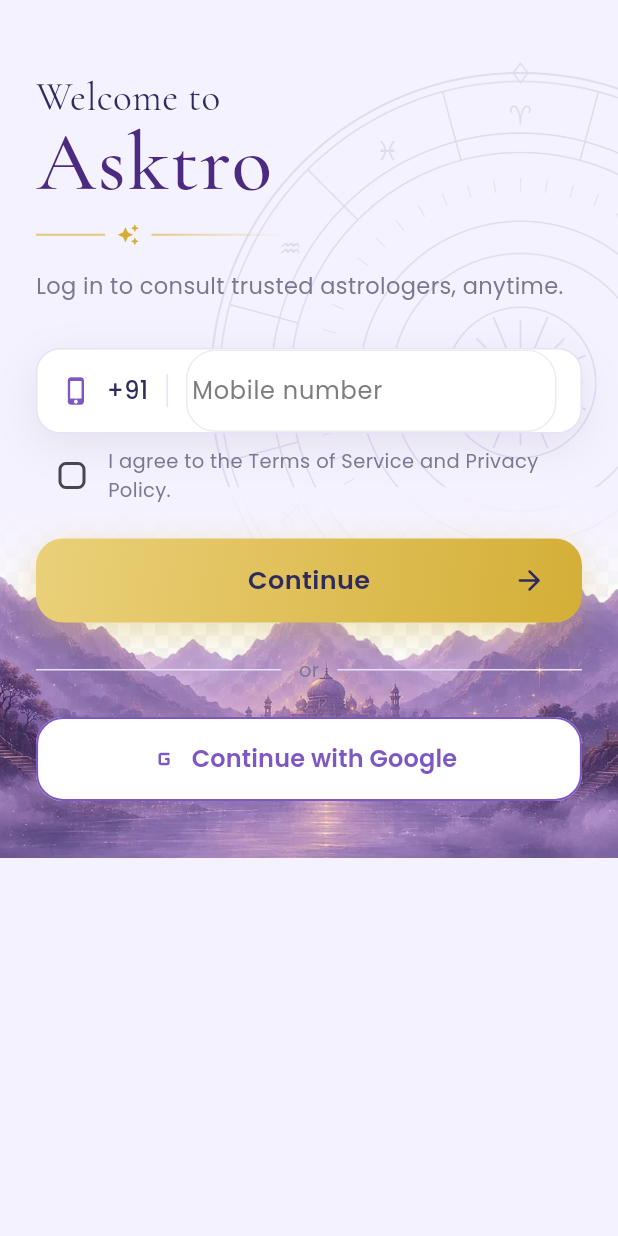
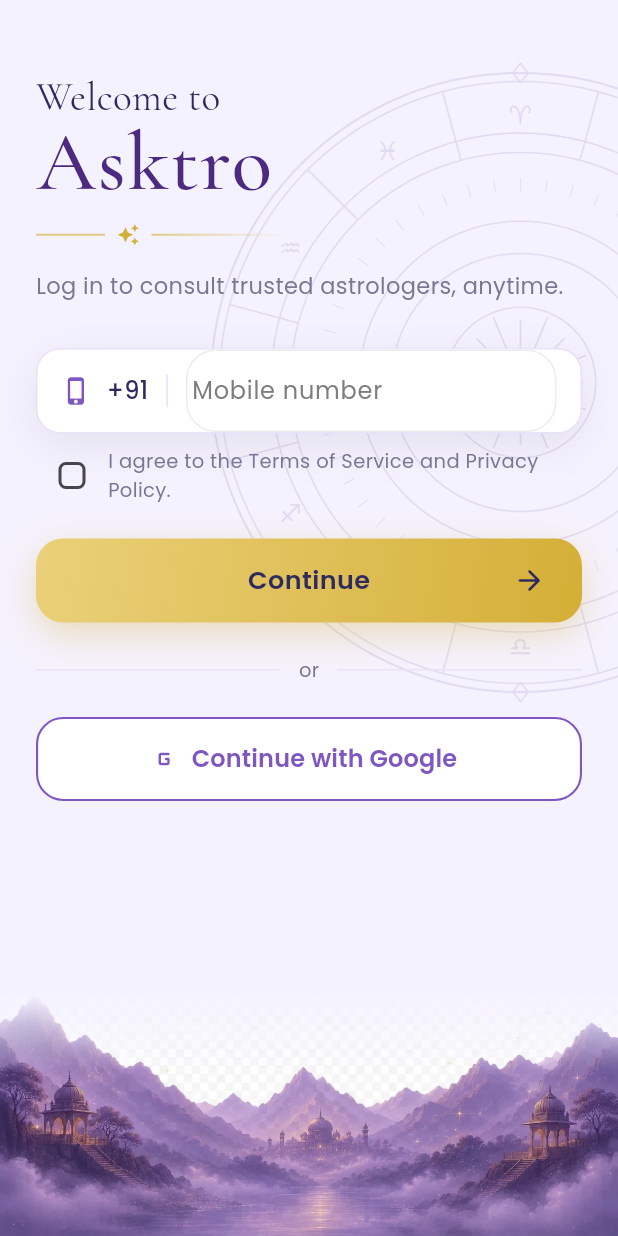
Before and after one commit to aaddrriisshh-dev/Asktro, a Flutter app: the screen it shows after launch, on a phone screen of 412 x 824 dp. Run offline on Flutter 3.47's test engine with Material 3 defaults, Android fonts, the phone set to English and light mode, and no system bars; our stand-ins replace cloud_firestore, cloud_functions, connectivity_plus, equatable, firebase_analytics, firebase_auth and 11 more; missing offline and left inert: razorpay_flutter; accounts and stored records are empty.

Commit message:
Login: fix scenery anchoring (root cause) + flatten asset opaque
Root cause of the floating scenery: the login Stack shrink-wrapped to the
scrolling form (its only non-positioned child), so Positioned(bottom: 0)
anchored to the FORM's bottom (~mid screen), not the screen bottom. Every
prior scenery tweak was cosmetic because the container itself was short.

Fix: Stack(fit: StackFit.expand) so it fills the screen and bottom: 0 means
the real bottom edge. Also flatten scenery_base onto the #F5F2FF background
(no alpha) so there is zero transparency -> no checkerboard band; its top
blends into the page. Render it at full width flush on the bottom.

Co-Authored-By: Claude Opus 4.8 <noreply@anthropic.com>
Claude-Session: https://claude.ai/code/session_01WRrriC1w7QS5YfDnWvnAQM

```diff
--- a/apps/customer/lib/features/auth/login_screen.dart
+++ b/apps/customer/lib/features/auth/login_screen.dart
@@ -89,6 +89,10 @@ class _LoginScreenState extends ConsumerState<LoginScreen> {
     return Scaffold(
       backgroundColor: Ob.bgColor,
       body: Stack(
+        // Expand to the full screen so Positioned(bottom: 0) anchors to the
+        // screen bottom. Without this the Stack shrink-wrapped to the scrolling
+        // form, and the scenery was pinned to the form's bottom (mid-screen).
+        fit: StackFit.expand,
         children: [
           // celestial background: faint zodiac-wheel + temple scenery
           Positioned(
@@ -98,39 +102,18 @@ class _LoginScreenState extends ConsumerState<LoginScreen> {
               child: Opacity(opacity: 0.16, child: Image.asset(Ob.zodiacWheel, width: 430)),
             ),
           ),
-          // Temple scenery pinned to the bottom. Using bottom + an explicit
-          // height (instead of a loose-height fitWidth image, which sized
-          // unpredictably and floated mid-screen) guarantees the band sits
-          // flush on the bottom edge. cover fills it fully; a short lavender
-          // gradient at the top blends the seam into the background.
+          // Temple scenery flush on the screen bottom. The asset is now fully
+          // opaque (mountains flattened onto the #F5F2FF background), so its
+          // top blends into the page and there is no transparency/checkerboard.
           Positioned(
             left: 0,
             right: 0,
             bottom: 0,
-            height: MediaQuery.of(context).size.height * 0.30,
             child: IgnorePointer(
-              child: Stack(
-                fit: StackFit.expand,
-                children: [
-                  Image.asset(
-                    Ob.sceneryBase,
-                    fit: BoxFit.cover,
-                    alignment: Alignment.bottomCenter,
-                  ),
-                  Align(
-                    alignment: Alignment.topCenter,
-                    child: Container(
-                      height: 72,
-                      decoration: BoxDecoration(
-                        gradient: LinearGradient(
-                          begin: Alignment.topCenter,
-                          end: Alignment.bottomCenter,
-                          colors: [Ob.bgColor, Ob.bgColor.withValues(alpha: 0.0)],
-                        ),
-                      ),
-                    ),
-                  ),
-                ],
+              child: Image.asset(
+                Ob.sceneryBase,
+                fit: BoxFit.fitWidth,
+                alignment: Alignment.bottomCenter,
               ),
             ),
           ),
```
Also changed, not shown: apps/customer/assets/onboarding/scenery_base.webp.
